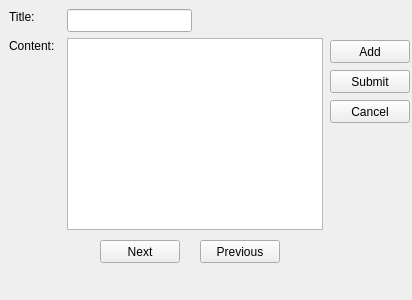
Above: notebook.ui from rmpalmer/notebook before the change. Below: the same form after it.
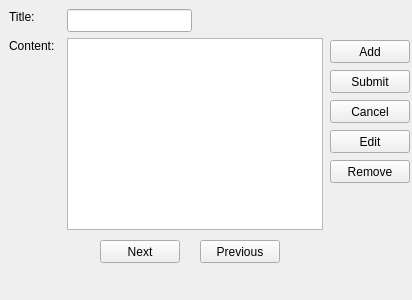
That is the form after the change.

Diff of the .ui file:
```diff
--- a/notebook.ui
+++ b/notebook.ui
@@ -124,6 +124,32 @@
     <string>Previous</string>
    </property>
   </widget>
+  <widget class="QPushButton" name="editButton">
+   <property name="geometry">
+    <rect>
+     <x>330</x>
+     <y>130</y>
+     <width>80</width>
+     <height>23</height>
+    </rect>
+   </property>
+   <property name="text">
+    <string>Edit</string>
+   </property>
+  </widget>
+  <widget class="QPushButton" name="removeButton">
+   <property name="geometry">
+    <rect>
+     <x>330</x>
+     <y>160</y>
+     <width>80</width>
+     <height>23</height>
+    </rect>
+   </property>
+   <property name="text">
+    <string>Remove</string>
+   </property>
+  </widget>
  </widget>
  <layoutdefault spacing="6" margin="11"/>
  <resources/>
```
